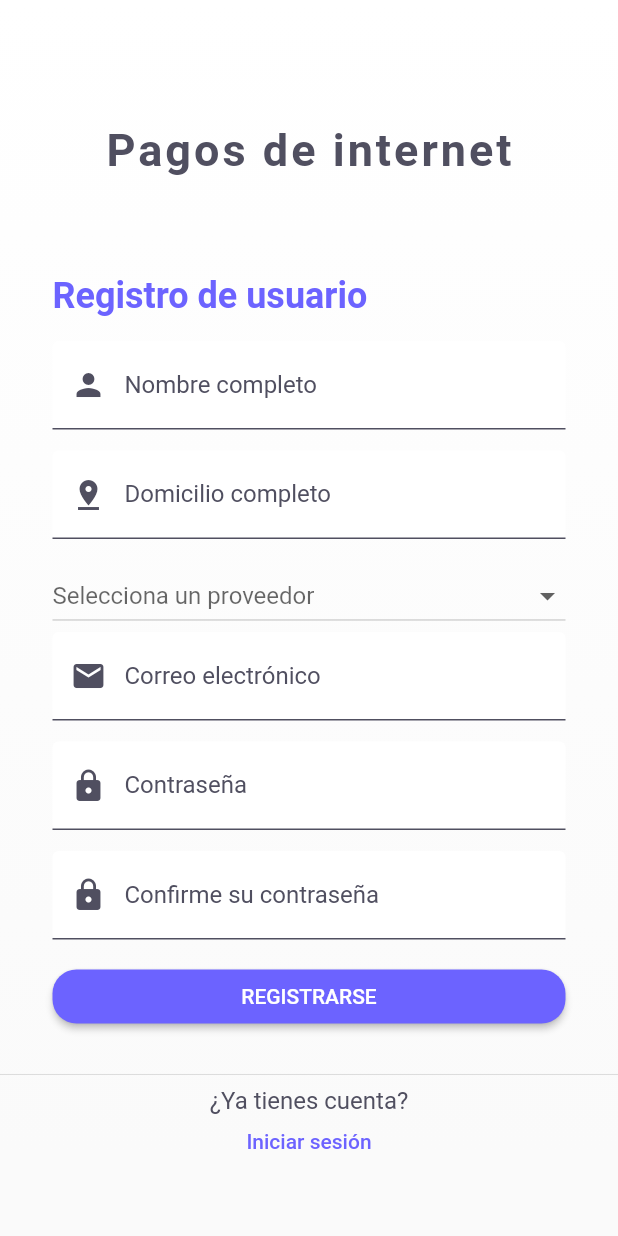
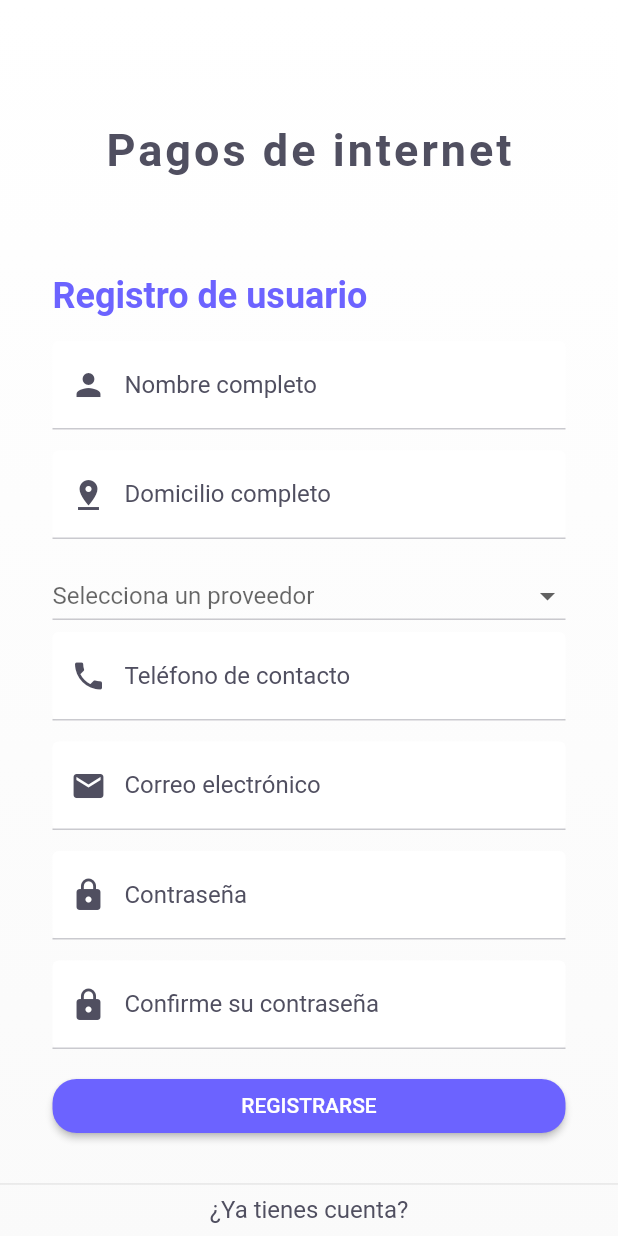
Before and after one commit to JovannyRch/app_pagos_internet, a Flutter app: the RegisterScreen screen opened by its route, on a phone screen of 412 x 824 dp. Run offline on Flutter 3.47's test engine with Material 2 defaults, Android fonts, the phone set to English and light mode, and no system bars; our stand-ins replace adaptive_dialog, cloud_firestore, cool_alert, firebase_auth, firebase_core, font_awesome_flutter and 2 more; missing offline and left inert: compressimage, mime_type; accounts and stored records are empty; network calls fail.

Commit message:
Added phone text field

```diff
--- a/lib/models/item_comprobante.dart
+++ b/lib/models/item_proveedor_comprobante.dart
@@ -1,7 +1,7 @@
 import 'package:flutter/cupertino.dart';
 
-class Item {
-  const Item(this.name,this.icon);
+class ItemProveedor {
+  const ItemProveedor(this.name,this.icon);
   final String name;
   final Icon icon;
 }
--- /dev/null
+++ b/lib/models/user_model.dart
@@ -0,0 +1,6 @@
+class User {
+  String id;
+  String domicilioCompleto;
+  String proveedor;
+  String telefono;
+}
--- a/lib/screens/auth/register_screen.dart
+++ b/lib/screens/auth/register_screen.dart
@@ -4,7 +4,7 @@ import 'package:flutter/material.dart';
 import 'package:pagos_internet/const/conts.dart';
 import 'package:pagos_internet/helpers/alerts.dart';
 import 'package:pagos_internet/helpers/validators.dart';
-import 'package:pagos_internet/models/item_comprobante.dart';
+import 'package:pagos_internet/models/item_proveedor_comprobante.dart';
 import 'package:pagos_internet/screens/auth/login_screen.dart';
 import 'package:pagos_internet/screens/customer/home_customer_screen.dart';
 import 'package:pagos_internet/widget/InputWidget.dart';
@@ -24,15 +24,26 @@ class _RegisterScreenState extends State<RegisterScreen> {
   TextEditingController address = new TextEditingController();
   TextEditingController email = new TextEditingController();
   TextEditingController username = new TextEditingController();
+  TextEditingController phone = new TextEditingController();
+
   BuildContext _globalContext;
   bool isCheckingUser = false;
   Size _size;
+  ItemProveedor providerSelected;
 
-  List<Item> users = <Item>[
-    const Item('Android',Icon(Icons.android,color:  const Color(0xFF167F67),)),
-    const Item('Flutter',Icon(Icons.flag,color:  const Color(0xFF167F67),)),
-    const Item('ReactNative',Icon(Icons.format_indent_decrease,color:  const Color(0xFF167F67),)),
-    const Item('iOS',Icon(Icons.mobile_screen_share,color:  const Color(0xFF167F67),)),
+  List<ItemProveedor> users = <ItemProveedor>[
+    const ItemProveedor(
+        'Googinet',
+        Icon(
+          Icons.wifi,
+          color: kSecondaryColor,
+        )),
+    const ItemProveedor(
+        'Intervala',
+        Icon(
+          Icons.wifi_rounded,
+          color: kSecondaryColor,
+        )),
   ];
 
   @override
@@ -136,40 +147,6 @@ class _RegisterScreenState extends State<RegisterScreen> {
     );
   }
 
-  Widget _input(String text, IconData icon,
-      {bool isPassword = false, TextEditingController controller}) {
-    return Container(
-      margin: EdgeInsets.only(bottom: 14.0),
-      decoration: BoxDecoration(
-        color: Colors.white,
-        borderRadius: BorderRadius.circular(4.0),
-      ),
-      child: TextField(
-        controller: controller,
-        obscureText: isPassword,
-        decoration: InputDecoration(
-          prefixIcon: Icon(
-            icon,
-            color: kMainColor,
-          ),
-          labelText: text,
-          labelStyle: TextStyle(
-            color: kMainColor,
-          ),
-          enabledBorder: UnderlineInputBorder(
-            borderSide: BorderSide(color: kMainColor),
-          ),
-          focusedBorder: UnderlineInputBorder(
-            borderSide: BorderSide(color: kMainColor),
-          ),
-          border: UnderlineInputBorder(
-            borderSide: BorderSide(color: kMainColor),
-          ),
-        ),
-      ),
-    );
-  }
-
   Widget _form() {
     return Form(
       key: _formKey,
@@ -190,13 +167,21 @@ class _RegisterScreenState extends State<RegisterScreen> {
             Input(
                 text: "Domicilio completo",
                 icon: Icons.pin_drop,
-                controller: this.address),
+                controller: this.address,
+                ),
             _dropDown(),
+            Input(
+              text: "Teléfono de contacto",
+              icon: Icons.phone,
+              controller: this.phone,
+              keyboardType: TextInputType.phone,
+            ),
             Input(
               text: "Correo electrónico",
               icon: Icons.email,
               controller: this.email,
               validator: emailValidator,
+              keyboardType: TextInputType.emailAddress,
             ),
             Input(
                 text: "Contraseña",
@@ -215,28 +200,38 @@ class _RegisterScreenState extends State<RegisterScreen> {
     );
   }
 
-  Widget _dropDown(){
-    return DropdownButton<Item>(
+  Widget _dropDown() {
+    return DropdownButton<ItemProveedor>(
 
-            hint:  Text("Selecciona un proveedor"),
+      hint: Text("Selecciona un proveedor"),
       isExpanded: true,
-            onChanged: (Item Value) {
-              /* setState(() {
-                selectedUser = Value;
-              }); */
+      value: providerSelected,
+
+      underline: Container(
+        color: kMainColor.withOpacity(0.3),
+        height: 1.0,
+      ),
+      focusColor: kSecondaryColor,
+      onChanged: (ItemProveedor value) {
+        setState(() {
+          providerSelected = value;
+        });
       },
-            items: users.map((Item user) {
-              return  DropdownMenuItem<Item>(
+      items: users.map((ItemProveedor user) {
+        return DropdownMenuItem<ItemProveedor>(
           value: user,
           child: Container(
+            padding: EdgeInsets.only(left: 15.0),
             width: double.infinity,
             child: Row(
               children: <Widget>[
                 user.icon,
-                      SizedBox(width: 10,),
+                SizedBox(
+                  width: 10,
+                ),
                 Text(
                   user.name,
-                        style:  TextStyle(color: Colors.black),
+                  style: TextStyle(color: Colors.black),
                 ),
               ],
             ),
@@ -278,11 +273,7 @@ class _RegisterScreenState extends State<RegisterScreen> {
   }
 
   void checkInputDataOrTryRegister() {
-    if (this.password.text.isEmpty || this.username.text.isEmpty) {
-      this.showInvalidAlerts();
-    } else {
-      this.tryRegister();
-    }
+    tryRegister();
   }
 
   void tryRegister() {
@@ -299,18 +290,6 @@ class _RegisterScreenState extends State<RegisterScreen> {
         context: _globalContext, message: "Ocurrió un error al hacer el login");
   }
 
-  void showInvalidAlerts() {
-    if (RegExp(
-            r"^[a-zA-Z0-9.a-zA-Z0-9.!#$%&'*+-/=?^_`{|}~]+@[a-zA-Z0-9]+\.[a-zA-Z]+")
-        .hasMatch(this.email.text)) {
-      showOkAlertDialog(
-          context: _globalContext, message: "Ingrese un correo válido");
-    } else if (this.password.text.isEmpty) {
-      showOkAlertDialog(
-          context: _globalContext,
-          message: "La contraseña no puede estar vacía");
-    }
-  }
 
   void handleRegister() async {
     try {
--- a/lib/screens/profile_screen.dart
+++ b/lib/screens/profile_screen.dart
@@ -71,7 +71,10 @@ class _ProfileScreenState extends State<ProfileScreen> {
     );
   }
 
-  void handleLogout(){
+  void handleLogout()async {
+    await _userPrefrences.clear();
     Navigator.pushReplacementNamed(context, LoginScreen.routeName);
   }
+
+
 }
--- a/lib/services/api_service.dart
+++ b/lib/services/api_service.dart
@@ -19,6 +19,10 @@ class Api {
 
   Future<DocumentSnapshot> getDocumentById(String id) {
     return ref.doc(id).get();
+  }
+
+  Future<DocumentSnapshot> setDocumentById(String id, Map data) {
+    return ref.doc(id).set(data);
   }
 
   Future<void> removeDocument(String id) {
--- a/lib/shared/user_preferences.dart
+++ b/lib/shared/user_preferences.dart
@@ -46,6 +46,10 @@ class UserPrefences {
     _prefs.setString('provider', provider);
   }
 
+  Future clear() async {
+    return await _prefs.clear();
+  }
+
   factory UserPrefences() {
     return _instance;
   }
--- a/lib/widget/InputWidget.dart
+++ b/lib/widget/InputWidget.dart
@@ -7,36 +7,47 @@ class Input extends StatelessWidget {
   final bool isPassword;
   final TextEditingController controller;
   final Function validator;
-  Input(
-      {@required this.text,
-      @required this.icon,
-      this.isPassword = false,
-    @required this.controller, this.validator});
+  final String helperText;
+  final TextInputType keyboardType;
+  Input({
+    @required this.text,
+    @required this.icon,
+    this.isPassword = false,
+    @required this.controller,
+    this.validator,
+    this.helperText,
+    this.keyboardType = TextInputType.text,
+  });
   @override
   Widget build(BuildContext context) {
     return Container(
       child: _input(this.text, this.icon,
-          isPassword: this.isPassword, controller: this.controller),
+          isPassword: this.isPassword,
+          controller: this.controller,
+          helperText: this.helperText),
     );
   }
 
-
-  Widget _input(String text, IconData icon,
-      {bool isPassword = false, TextEditingController controller}) {
+  Widget _input(
+    String text,
+    IconData icon, {
+    bool isPassword = false,
+    TextEditingController controller,
+    String helperText = "",
+  }) {
     return Container(
-
       margin: EdgeInsets.only(bottom: 14.0),
       decoration: BoxDecoration(
         color: Colors.white,
         borderRadius: BorderRadius.circular(4.0),
       ),
       child: TextFormField(
-
         controller: controller,
         obscureText: isPassword,
         validator: this.validator,
+        keyboardType: keyboardType,
         decoration: InputDecoration(
-
+          helperText: helperText,
           prefixIcon: Icon(
             icon,
             color: kMainColor,
@@ -46,16 +57,15 @@ class Input extends StatelessWidget {
             color: kMainColor,
           ),
           enabledBorder: UnderlineInputBorder(
-            borderSide: BorderSide(color: kMainColor),
+            borderSide: BorderSide(color: kMainColor.withOpacity(0.3)),
           ),
           focusedBorder: UnderlineInputBorder(
-            borderSide: BorderSide(color: kMainColor),
+            borderSide: BorderSide(color: kSecondaryColor),
           ),
           border: UnderlineInputBorder(
             borderSide: BorderSide(color: kMainColor),
           ),
         ),
-
       ),
     );
   }
```
Also changed, not shown: lib/screens/customer/comprobante_detail_screen.dart (+61 -1 lines). Lines whose indentation alone changed are shown as unchanged.
